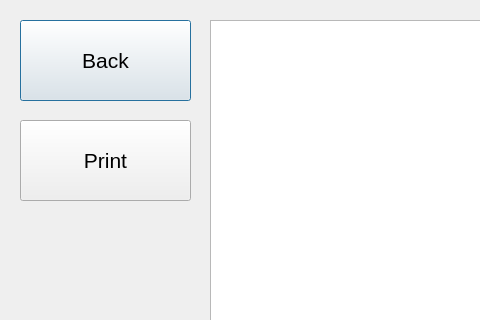
Meidori/PSTU_Labs_2023, file Sem_2/Labs/automated_workstation/ChiefDesk/getreport.ui: the form before one commit; both pictures show x 0 to 480 and y 0 to 320 of the 800 by 600 pixel window.
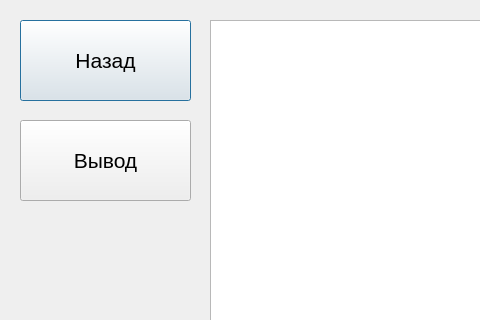
The form after the commit.

```diff
--- a/Sem_2/Labs/automated_workstation/ChiefDesk/getreport.ui
+++ b/Sem_2/Labs/automated_workstation/ChiefDesk/getreport.ui
@@ -28,7 +28,7 @@
     </font>
    </property>
    <property name="text">
-    <string>Back</string>
+    <string>Назад</string>
    </property>
   </widget>
   <widget class="QTextEdit" name="reportTextEdit">
@@ -56,7 +56,7 @@
     </font>
    </property>
    <property name="text">
-    <string>Print</string>
+    <string>Вывод</string>
    </property>
   </widget>
  </widget>
```
